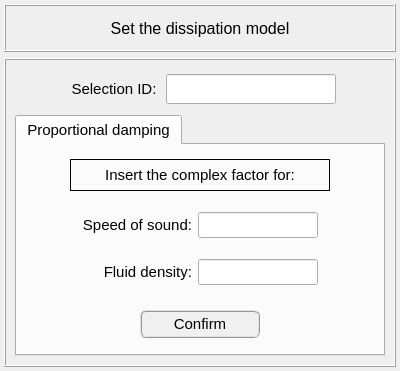
This is data/ui_files/model/acoustic/dissipation_model_inputs.ui in MOPT-UFSC/VIBRA as Qt 5 draws it before an edit. The edited form follows.
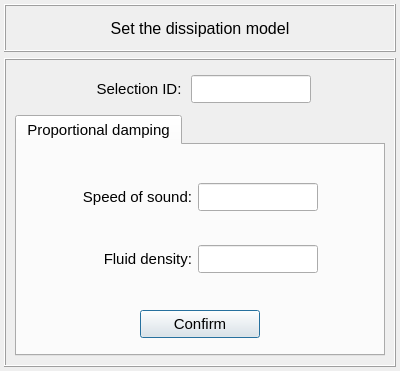
This is the edited form.

Commit message: Add a volume selector in set dissipation model UI

The edit to the form file:
```diff
--- a/data/ui_files/model/acoustic/dissipation_model_inputs.ui
+++ b/data/ui_files/model/acoustic/dissipation_model_inputs.ui
@@ -125,59 +125,18 @@
          <property name="spacing">
           <number>2</number>
          </property>
-         <item row="0" column="0">
-          <widget class="QFrame" name="frame_5">
-           <property name="frameShape">
-            <enum>QFrame::NoFrame</enum>
-           </property>
-           <property name="frameShadow">
-            <enum>QFrame::Raised</enum>
-           </property>
-          </widget>
-         </item>
-         <item row="0" column="1">
-          <widget class="QLabel" name="label_2">
-           <property name="minimumSize">
-            <size>
-             <width>100</width>
-             <height>30</height>
-            </size>
-           </property>
-           <property name="maximumSize">
-            <size>
-             <width>100</width>
-             <height>30</height>
-            </size>
-           </property>
-           <property name="font">
-            <font>
-             <family>MS Shell Dlg 2</family>
-             <pointsize>11</pointsize>
-             <weight>50</weight>
-             <italic>false</italic>
-             <bold>false</bold>
-            </font>
-           </property>
-           <property name="text">
-            <string>Selection ID:</string>
-           </property>
-           <property name="alignment">
-            <set>Qt::AlignCenter</set>
-           </property>
-          </widget>
-         </item>
          <item row="0" column="2">
           <widget class="QLineEdit" name="lineEdit_selection_id">
            <property name="minimumSize">
             <size>
-             <width>170</width>
-             <height>30</height>
+             <width>120</width>
+             <height>28</height>
             </size>
            </property>
            <property name="maximumSize">
             <size>
-             <width>170</width>
-             <height>30</height>
+             <width>120</width>
+             <height>28</height>
             </size>
            </property>
            <property name="font">
@@ -193,7 +152,51 @@
             <enum>Qt::ClickFocus</enum>
            </property>
            <property name="styleSheet">
-            <string notr="true">color: rgb(0, 0, 255);</string>
+            <string notr="true"/>
+           </property>
+           <property name="alignment">
+            <set>Qt::AlignCenter</set>
+           </property>
+          </widget>
+         </item>
+         <item row="0" column="0">
+          <spacer name="horizontalSpacer_3">
+           <property name="orientation">
+            <enum>Qt::Horizontal</enum>
+           </property>
+           <property name="sizeHint" stdset="0">
+            <size>
+             <width>40</width>
+             <height>20</height>
+            </size>
+           </property>
+          </spacer>
+         </item>
+         <item row="0" column="1">
+          <widget class="QLabel" name="label_2">
+           <property name="minimumSize">
+            <size>
+             <width>100</width>
+             <height>28</height>
+            </size>
+           </property>
+           <property name="maximumSize">
+            <size>
+             <width>100</width>
+             <height>28</height>
+            </size>
+           </property>
+           <property name="font">
+            <font>
+             <family>MS Shell Dlg 2</family>
+             <pointsize>11</pointsize>
+             <weight>50</weight>
+             <italic>false</italic>
+             <bold>false</bold>
+            </font>
+           </property>
+           <property name="text">
+            <string>Selection ID:</string>
            </property>
            <property name="alignment">
             <set>Qt::AlignCenter</set>
@@ -201,14 +204,17 @@
           </widget>
          </item>
          <item row="0" column="3">
-          <widget class="QFrame" name="frame_6">
-           <property name="frameShape">
-            <enum>QFrame::NoFrame</enum>
+          <spacer name="horizontalSpacer_4">
+           <property name="orientation">
+            <enum>Qt::Horizontal</enum>
            </property>
-           <property name="frameShadow">
-            <enum>QFrame::Raised</enum>
+           <property name="sizeHint" stdset="0">
+            <size>
+             <width>40</width>
+             <height>20</height>
+            </size>
            </property>
-          </widget>
+          </spacer>
          </item>
         </layout>
        </widget>
@@ -255,7 +261,7 @@
           <property name="spacing">
            <number>2</number>
           </property>
-          <item row="2" column="0">
+          <item row="1" column="0">
            <widget class="QFrame" name="frame_7">
             <property name="minimumSize">
              <size>
@@ -315,9 +321,7 @@
                 </font>
                </property>
                <property name="styleSheet">
-                <string notr="true">QPushButton{border-radius: 6px; border-color: rgb(150, 150, 150); border-style: ridge; border-width: 2px; color: rgb(0, 0, 0); background-color: rgb(240, 240, 240); font: 11pt &quot;MS Shell Dlg 2&quot;}
-QPushButton:hover{border-radius: 6px; border-color: rgb(0, 170, 255); border-style: ridge; border-width: 2px; color: rgb(0, 0, 0); background-color: rgba(174, 213, 255, 100); font: 11pt &quot;MS Shell Dlg 2l&quot;}
-QPushButton:pressed{border-radius: 6px; border-color: rgb(0, 170, 255); border-style: ridge; border-width: 3px; color: rgb(0, 0, 0); background-color: rgb(174, 213, 255); font: 11pt &quot;MS Shell Dlg 2&quot;}</string>
+                <string notr="true"/>
                </property>
                <property name="text">
                 <string>Confirm</string>
@@ -327,7 +331,7 @@
             </layout>
            </widget>
           </item>
-          <item row="1" column="0">
+          <item row="0" column="0">
            <widget class="QFrame" name="frame_8">
             <property name="minimumSize">
              <size>
@@ -365,85 +369,31 @@
              <property name="bottomMargin">
               <number>0</number>
              </property>
-             <item row="1" column="2">
-              <widget class="QLineEdit" name="lineEdit_fluid_density_complex_factor">
-               <property name="minimumSize">
-                <size>
-                 <width>120</width>
-                 <height>26</height>
-                </size>
+             <item row="0" column="0">
+              <spacer name="horizontalSpacer">
+               <property name="orientation">
+                <enum>Qt::Horizontal</enum>
                </property>
-               <property name="maximumSize">
+               <property name="sizeHint" stdset="0">
                 <size>
-                 <width>120</width>
-                 <height>26</height>
+                 <width>40</width>
+                 <height>20</height>
                 </size>
                </property>
-               <property name="font">
-                <font>
-                 <family>MS Shell Dlg 2</family>
-                 <pointsize>10</pointsize>
-                 <weight>50</weight>
-                 <italic>false</italic>
-                 <bold>false</bold>
-                </font>
-               </property>
-               <property name="toolTip">
-                <string>Complex factor for fluid density:
-
-rho_complex = (1 + n*1j)*rho_real</string>
-               </property>
-               <property name="styleSheet">
-                <string notr="true"/>
-               </property>
-               <property name="alignment">
-                <set>Qt::AlignCenter</set>
-               </property>
-              </widget>
-             </item>
-             <item row="0" column="1">
-              <widget class="QLabel" name="label_18">
-               <property name="minimumSize">
-                <size>
-                 <width>100</width>
-                 <height>26</height>
-                </size>
-               </property>
-               <property name="maximumSize">
-                <size>
-                 <width>140</width>
-                 <height>26</height>
-                </size>
-               </property>
-               <property name="font">
-                <font>
-                 <family>MS Shell Dlg 2</family>
-                 <pointsize>11</pointsize>
-                 <weight>50</weight>
-                 <italic>false</italic>
-                 <bold>false</bold>
-                </font>
-               </property>
-               <property name="text">
-                <string>Speed of sound:</string>
-               </property>
-               <property name="alignment">
-                <set>Qt::AlignRight|Qt::AlignTrailing|Qt::AlignVCenter</set>
-               </property>
-              </widget>
+              </spacer>
              </item>
              <item row="1" column="1">
               <widget class="QLabel" name="label_19">
                <property name="minimumSize">
                 <size>
                  <width>100</width>
-                 <height>26</height>
+                 <height>28</height>
                 </size>
                </property>
                <property name="maximumSize">
                 <size>
                  <width>140</width>
-                 <height>26</height>
+                 <height>28</height>
                 </size>
                </property>
                <property name="font">
@@ -463,18 +413,49 @@
                </property>
               </widget>
              </item>
+             <item row="0" column="1">
+              <widget class="QLabel" name="label_18">
+               <property name="minimumSize">
+                <size>
+                 <width>100</width>
+                 <height>28</height>
+                </size>
+               </property>
+               <property name="maximumSize">
+                <size>
+                 <width>140</width>
+                 <height>28</height>
+                </size>
+               </property>
+               <property name="font">
+                <font>
+                 <family>MS Shell Dlg 2</family>
+                 <pointsize>11</pointsize>
+                 <weight>50</weight>
+                 <italic>false</italic>
+                 <bold>false</bold>
+                </font>
+               </property>
+               <property name="text">
+                <string>Speed of sound:</string>
+               </property>
+               <property name="alignment">
+                <set>Qt::AlignRight|Qt::AlignTrailing|Qt::AlignVCenter</set>
+               </property>
+              </widget>
+             </item>
              <item row="0" column="2">
               <widget class="QLineEdit" name="lineEdit_speed_of_sound_complex_factor">
                <property name="minimumSize">
                 <size>
                  <width>120</width>
-                 <height>26</height>
+                 <height>28</height>
                 </size>
                </property>
                <property name="maximumSize">
                 <size>
                  <width>120</width>
-                 <height>26</height>
+                 <height>28</height>
                 </size>
                </property>
                <property name="font">
@@ -499,82 +480,52 @@
                </property>
               </widget>
              </item>
-             <item row="0" column="0">
-              <widget class="QFrame" name="frame_9">
-               <property name="frameShape">
-                <enum>QFrame::NoFrame</enum>
+             <item row="1" column="2">
+              <widget class="QLineEdit" name="lineEdit_fluid_density_complex_factor">
+               <property name="minimumSize">
+                <size>
+                 <width>120</width>
+                 <height>28</height>
+                </size>
                </property>
-               <property name="frameShadow">
-                <enum>QFrame::Raised</enum>
+               <property name="maximumSize">
+                <size>
+                 <width>120</width>
+                 <height>28</height>
+                </size>
+               </property>
+               <property name="font">
+                <font>
+                 <family>MS Shell Dlg 2</family>
+                 <pointsize>10</pointsize>
+                 <weight>50</weight>
+                 <italic>false</italic>
+                 <bold>false</bold>
+                </font>
+               </property>
+               <property name="toolTip">
+                <string>&lt;html&gt;&lt;head/&gt;&lt;body&gt;&lt;p align=&quot;center&quot;&gt;Complex factor for fluid density:&lt;/p&gt;&lt;p align=&quot;center&quot;&gt;&lt;br/&gt;&lt;/p&gt;&lt;p align=&quot;center&quot;&gt;rho_complex = (1 + n*1j)*rho_real&lt;/p&gt;&lt;/body&gt;&lt;/html&gt;</string>
+               </property>
+               <property name="styleSheet">
+                <string notr="true"/>
+               </property>
+               <property name="alignment">
+                <set>Qt::AlignCenter</set>
                </property>
               </widget>
              </item>
              <item row="0" column="3">
-              <widget class="QFrame" name="frame_3">
-               <property name="frameShape">
-                <enum>QFrame::NoFrame</enum>
+              <spacer name="horizontalSpacer_2">
+               <property name="orientation">
+                <enum>Qt::Horizontal</enum>
                </property>
-               <property name="frameShadow">
-                <enum>QFrame::Raised</enum>
-               </property>
-              </widget>
-             </item>
-            </layout>
-           </widget>
-          </item>
-          <item row="0" column="0">
-           <widget class="QFrame" name="frame_10">
-            <property name="maximumSize">
-             <size>
-              <width>16777215</width>
-              <height>40</height>
-             </size>
-            </property>
-            <property name="frameShape">
-             <enum>QFrame::NoFrame</enum>
-            </property>
-            <property name="frameShadow">
-             <enum>QFrame::Raised</enum>
-            </property>
-            <layout class="QGridLayout" name="gridLayout_6">
-             <property name="leftMargin">
-              <number>0</number>
-             </property>
-             <property name="topMargin">
-              <number>0</number>
-             </property>
-             <property name="rightMargin">
-              <number>0</number>
-             </property>
-             <property name="bottomMargin">
-              <number>0</number>
-             </property>
-             <property name="spacing">
-              <number>0</number>
-             </property>
-             <item row="0" column="0">
-              <widget class="QLabel" name="label_3">
-               <property name="maximumSize">
+               <property name="sizeHint" stdset="0">
                 <size>
-                 <width>260</width>
-                 <height>32</height>
+                 <width>40</width>
+                 <height>20</height>
                 </size>
                </property>
-               <property name="font">
-                <font>
-                 <pointsize>11</pointsize>
-                </font>
-               </property>
-               <property name="frameShape">
-                <enum>QFrame::Box</enum>
-               </property>
-               <property name="text">
-                <string>Insert the complex factor for:</string>
-               </property>
-               <property name="alignment">
-                <set>Qt::AlignCenter</set>
-               </property>
-              </widget>
+              </spacer>
              </item>
             </layout>
            </widget>
```
Left out of the diff: 4 changed lines with no effect on the pictures. The commit also changes 1 other file.
